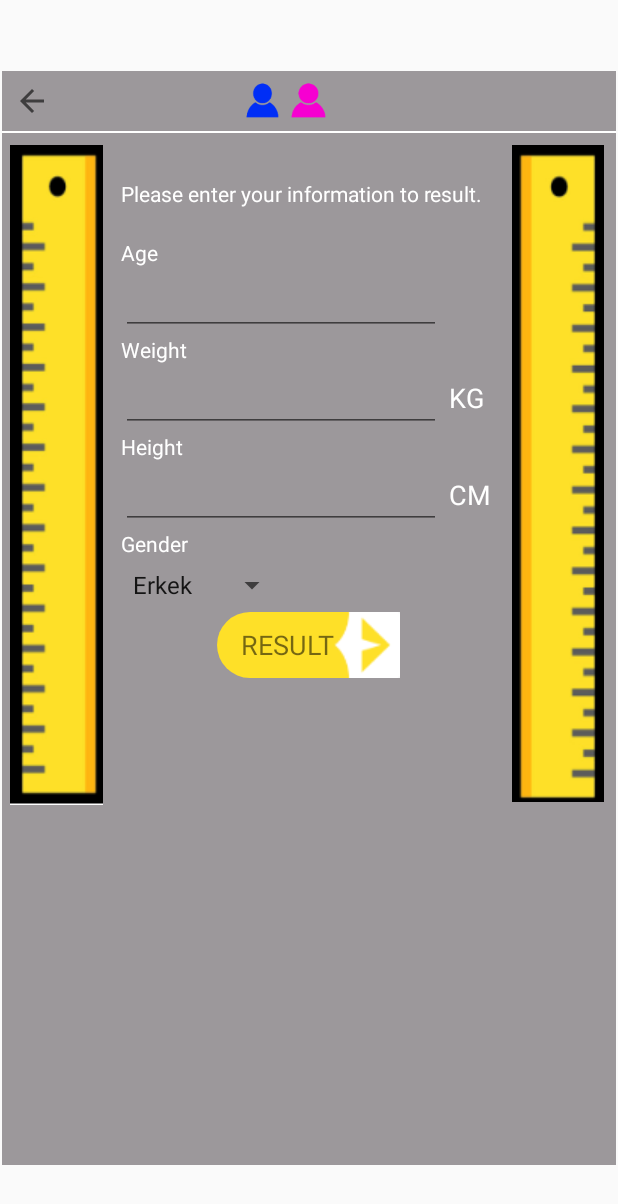
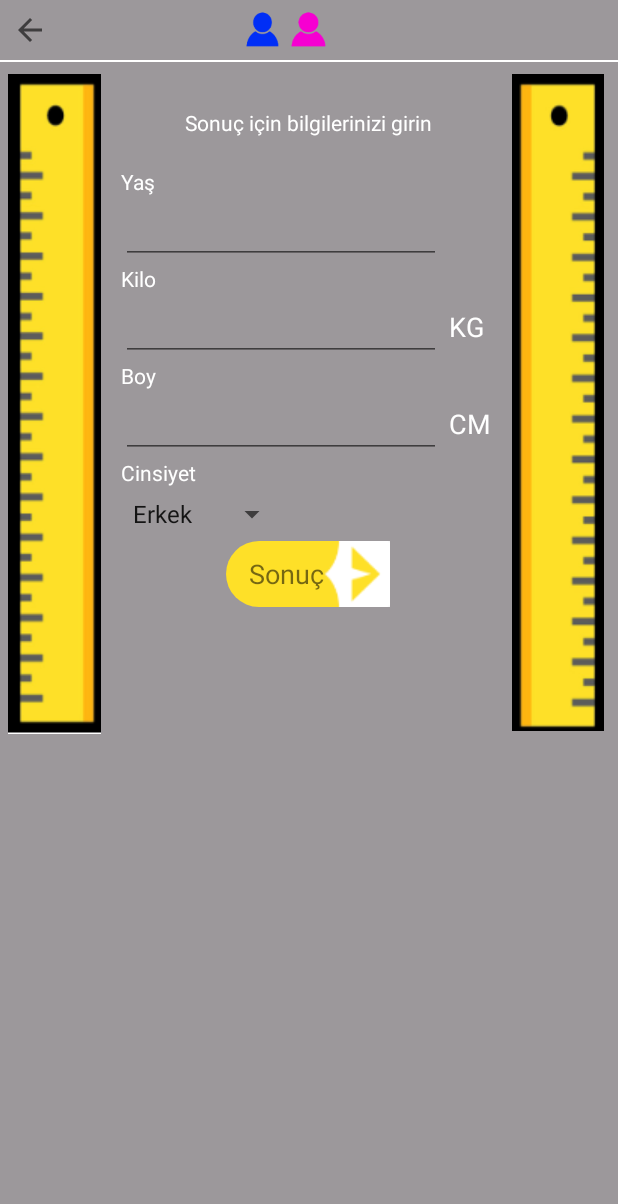
Before and after one commit to FoxyCodeAndroid/Boykiloapp, an Android app: the SingleFragment screen opened through its navigation route, on a phone screen of 412 x 824 dp. Shown: the top 1204 px of the screen. Run offline under Robolectric (Android 15) with nearby library versions, the light colour scheme and no system bars; plain views replace StepProgressView; 1 statement that could not run was skipped.

Commit message:
solved ui problems and added translate

```diff
--- a/app/src/main/AndroidManifest.xml
+++ b/app/src/main/AndroidManifest.xml
@@ -17,7 +17,6 @@
             android:exported="true">
             <intent-filter>
                 <action android:name="android.intent.action.MAIN"/>
-
                 <category android:name="android.intent.category.LAUNCHER"/>
             </intent-filter>
         </activity>
--- a/app/src/main/java/com/example/boykloapp/model/cBodyCmKg.kt
+++ b/app/src/main/java/com/example/boykloapp/model/cBodyCmKg.kt
@@ -4,13 +4,13 @@ import android.text.TextUtils
 
 class cBodyCmKg(override val height : Float, override val weight : Float):BodyCmKgInterface {
     override fun isDataValid(): Int {
-        return if (TextUtils.equals(height.toString(),""))
+        return if (height.toInt().toString().isEmpty())
             0
         else if (height.toInt() <= 1)
             1
         else if (weight.toInt() <= 1)
             2
-        else if (TextUtils.equals(weight.toString(),""))
+        else if (weight.toInt().toString().isEmpty())
             3
         else
             -1
--- a/app/src/main/java/com/example/boykloapp/ui/AboutUsFragment.kt
+++ b/app/src/main/java/com/example/boykloapp/ui/AboutUsFragment.kt
@@ -13,6 +13,7 @@ class AboutUsFragment : Fragment() {
         super.onCreate(savedInstanceState)
 
     }
+
     override fun onCreateView(
         inflater: LayoutInflater, container: ViewGroup?,
         savedInstanceState: Bundle?
--- a/app/src/main/java/com/example/boykloapp/utils/ToastUtil.kt
+++ b/app/src/main/java/com/example/boykloapp/utils/ToastUtil.kt
@@ -1,4 +1,4 @@
-package com.example.boykloapp.Utils
+package com.example.boykloapp.utils
 
 import android.content.Context
 import android.widget.Toast
@@ -8,4 +8,7 @@ object ToastUtil {
     fun showToast(context: Context, message: String, duration: Int = Toast.LENGTH_SHORT) {
         Toasty.error(context, message, duration).show()
     }
+    fun showToastSuccess(context: Context, message: String, duration: Int = Toast.LENGTH_SHORT) {
+        Toasty.success(context, message, duration).show()
+    }
 }
--- a/app/src/main/res/drawable/settings_24.xml
+++ b/app/src/main/res/drawable/settings_48.xml
@@ -1,5 +1,5 @@
-<vector android:height="24dp" android:tint="#000000"
+<vector android:height="48dp" android:tint="#000000"
     android:viewportHeight="24" android:viewportWidth="24"
-    android:width="24dp" xmlns:android="http://schemas.android.com/apk/res/android">
+    android:width="48dp" xmlns:android="http://schemas.android.com/apk/res/android">
     <path android:fillColor="@android:color/white" android:pathData="M19.14,12.94c0.04,-0.3 0.06,-0.61 0.06,-0.94c0,-0.32 -0.02,-0.64 -0.07,-0.94l2.03,-1.58c0.18,-0.14 0.23,-0.41 0.12,-0.61l-1.92,-3.32c-0.12,-0.22 -0.37,-0.29 -0.59,-0.22l-2.39,0.96c-0.5,-0.38 -1.03,-0.7 -1.62,-0.94L14.4,2.81c-0.04,-0.24 -0.24,-0.41 -0.48,-0.41h-3.84c-0.24,0 -0.43,0.17 -0.47,0.41L9.25,5.35C8.66,5.59 8.12,5.92 7.63,6.29L5.24,5.33c-0.22,-0.08 -0.47,0 -0.59,0.22L2.74,8.87C2.62,9.08 2.66,9.34 2.86,9.48l2.03,1.58C4.84,11.36 4.8,11.69 4.8,12s0.02,0.64 0.07,0.94l-2.03,1.58c-0.18,0.14 -0.23,0.41 -0.12,0.61l1.92,3.32c0.12,0.22 0.37,0.29 0.59,0.22l2.39,-0.96c0.5,0.38 1.03,0.7 1.62,0.94l0.36,2.54c0.05,0.24 0.24,0.41 0.48,0.41h3.84c0.24,0 0.44,-0.17 0.47,-0.41l0.36,-2.54c0.59,-0.24 1.13,-0.56 1.62,-0.94l2.39,0.96c0.22,0.08 0.47,0 0.59,-0.22l1.92,-3.32c0.12,-0.22 0.07,-0.47 -0.12,-0.61L19.14,12.94zM12,15.6c-1.98,0 -3.6,-1.62 -3.6,-3.6s1.62,-3.6 3.6,-3.6s3.6,1.62 3.6,3.6S13.98,15.6 12,15.6z"/>
 </vector>
--- a/app/src/main/res/layout/activity_main_screen.xml
+++ b/app/src/main/res/layout/activity_main_screen.xml
@@ -11,8 +11,8 @@
     <androidx.fragment.app.FragmentContainerView
         android:id="@+id/fragmentContainerView2"
         android:name="androidx.navigation.fragment.NavHostFragment"
-        android:layout_width="409dp"
-        android:layout_height="729dp"
+        android:layout_width="match_parent"
+        android:layout_height="match_parent"
         app:defaultNavHost="true"
         app:layout_constraintBottom_toBottomOf="parent"
         app:layout_constraintEnd_toEndOf="parent"
--- a/app/src/main/res/layout/fragment_main_screen.xml
+++ b/app/src/main/res/layout/fragment_main_screen.xml
@@ -17,10 +17,10 @@
 
         <ImageView
             android:id="@+id/btn_settings"
-            android:layout_width="15dp"
-            android:layout_height="29dp"
+            android:layout_width="wrap_content"
+            android:layout_height="wrap_content"
             android:layout_marginEnd="15dp"
-            android:src="@drawable/settings_24"
+            android:src="@drawable/settings_48"
             app:layout_constraintBottom_toTopOf="@+id/imageView6"
             app:layout_constraintEnd_toEndOf="parent"
             app:layout_constraintTop_toTopOf="parent">
--- a/app/src/main/res/layout/fragment_single.xml
+++ b/app/src/main/res/layout/fragment_single.xml
@@ -49,7 +49,8 @@
                 android:layout_width="wrap_content"
                 android:layout_height="wrap_content"
                 android:layout_marginTop="25dp"
-                android:text="Please enter your information to result."
+                android:layout_gravity="center"
+                android:text="@string/enter_tip"
                 android:textColor="@color/white" />
 
             <TextView
@@ -57,7 +58,7 @@
                 android:layout_width="wrap_content"
                 android:layout_height="wrap_content"
                 android:layout_marginTop="20dp"
-                android:text="Age"
+                android:text="@string/age"
                 android:textColor="@color/white" />
 
             <EditText
@@ -73,7 +74,7 @@
                 android:layout_width="wrap_content"
                 android:layout_height="wrap_content"
                 android:layout_marginEnd="60dp"
-                android:text="Weight"
+                android:text="@string/kilo"
                 android:textColor="@color/white" />
 
             <LinearLayout
@@ -106,7 +107,7 @@
                 android:id="@+id/textView20"
                 android:layout_width="wrap_content"
                 android:layout_height="wrap_content"
-                android:text="Height"
+                android:text="@string/boy"
                 android:textColor="@color/white" />
 
             <LinearLayout
@@ -140,7 +141,7 @@
                 android:id="@+id/textView19"
                 android:layout_width="wrap_content"
                 android:layout_height="wrap_content"
-                android:text="Gender"
+                android:text="@string/gender"
                 android:textColor="@color/white" />
 
             <Spinner
@@ -157,7 +158,7 @@
                 android:background="@drawable/single_custom_button_result"
                 android:gravity="center"
                 android:paddingStart="15dp"
-                android:text="RESULT"
+                android:text="@string/result"
                 android:textSize="18sp"
                 app:drawableRightCompat="@drawable/single_button_corner2" />
 
--- a/app/src/main/res/layout/include_custom_toolbar_couple.xml
+++ b/app/src/main/res/layout/include_custom_toolbar_couple.xml
@@ -40,7 +40,7 @@
         android:layout_height="wrap_content"
         android:layout_marginEnd="31dp"
         android:gravity="center"
-        android:text="PERSON-2"
+        android:text="@string/person2"
         android:textSize="20sp"
         app:layout_constraintBottom_toBottomOf="parent"
         app:layout_constraintEnd_toEndOf="parent"
@@ -52,7 +52,7 @@
         android:layout_height="wrap_content"
         android:layout_marginStart="46dp"
         android:gravity="center"
-        android:text="PERSON-1"
+        android:text="@string/person1"
         android:textSize="20sp"
         app:layout_constraintBottom_toBottomOf="parent"
         app:layout_constraintStart_toStartOf="parent" />
--- a/app/src/main/res/values/strings.xml
+++ b/app/src/main/res/values/strings.xml
@@ -25,7 +25,7 @@
     <string name="title_activity_main">MainActivity</string>
     <!-- Strings used for fragments for navigation -->
     <string name="first_fragment_label">First Fragment</string>
-    <string name="second_fragment_label">Second Fragment</string>
+    <string name="second_fragment_label">cannot be 0Second Fragment</string>
     <string name="next">Next</string>
     <string name="previous">Previous</string>
 
@@ -33,10 +33,21 @@
     <string name="hello_second_fragment">Hello second fragment. Arg: %1$s</string>
     <!-- TODO: Remove or change this placeholder text -->
     <string name="hello_blank_fragment">Hello blank fragment</string>
-    <string name="single">SINGLE</string>
-    <string name="couple">COUPLE</string>
-    <string name="about_us">ABOUT US</string>
+    <string name="single">TEK</string>
+    <string name="couple">ÇİFT</string>
+    <string name="about_us">HAKKIMIZDA</string>
     <string name="no_empty">BOŞ OLAMAZ</string>
+    <string name="no_0">0 OLAMAZ</string>
+    <string name="success">BAŞARILI</string>
+    <string name="settings">Ayarlar</string>
+    <string name="basics">Temel</string>
+    <string name="masstype">Ağırlık Birimi</string>
+    <string name="enter_tip">Sonuç için bilgilerinizi girin</string>
+    <string name="age">Yaş</string>
+    <string name="gender">Cinsiyet</string>
+    <string name="result">Sonuç</string>
+    <string name="person1">Kişi-1</string>
+    <string name="person2">Kişi-2</string>
 
 
 
```
Also changed, not shown: app/src/main/java/com/example/boykloapp/ui/CoupleFragment.kt (+6 -3 lines), app/src/main/java/com/example/boykloapp/ui/MainScreenFragment.kt (+9 -4 lines), app/src/main/java/com/example/boykloapp/ui/SettingsFragment.kt (+12 -1 lines), app/src/main/java/com/example/boykloapp/ui/SingleFragment.kt (+18 -3 lines), app/src/main/res/layout/fragment_couple.xml (+12 -13 lines), app/src/main/res/xml/root_preferences.xml (+6 -10 lines), 1 other file.
